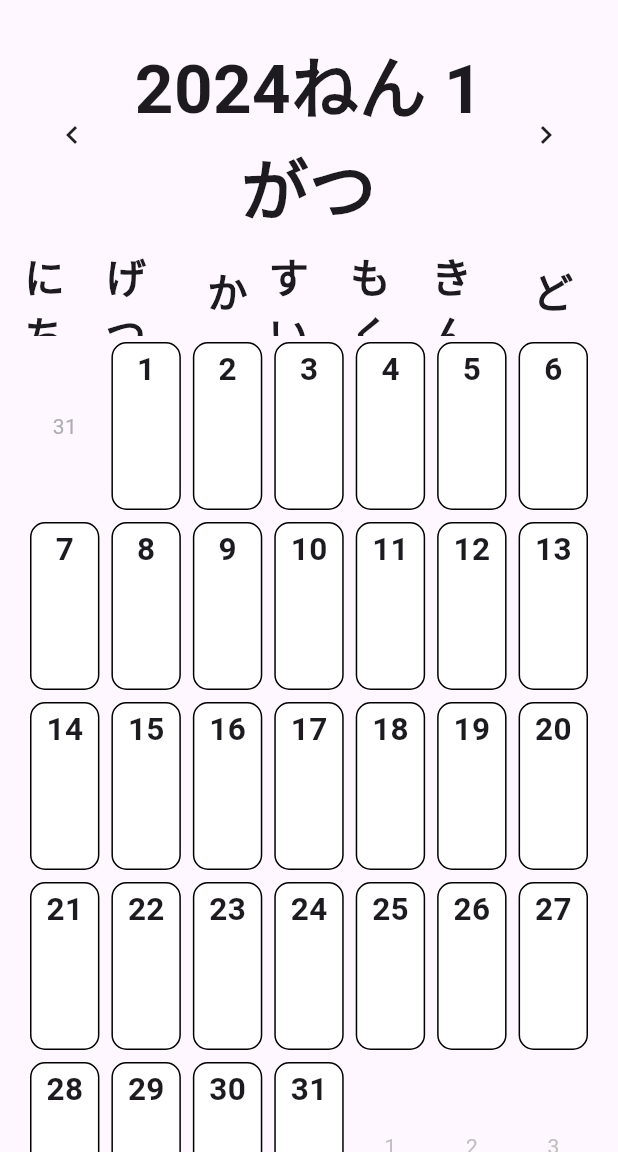
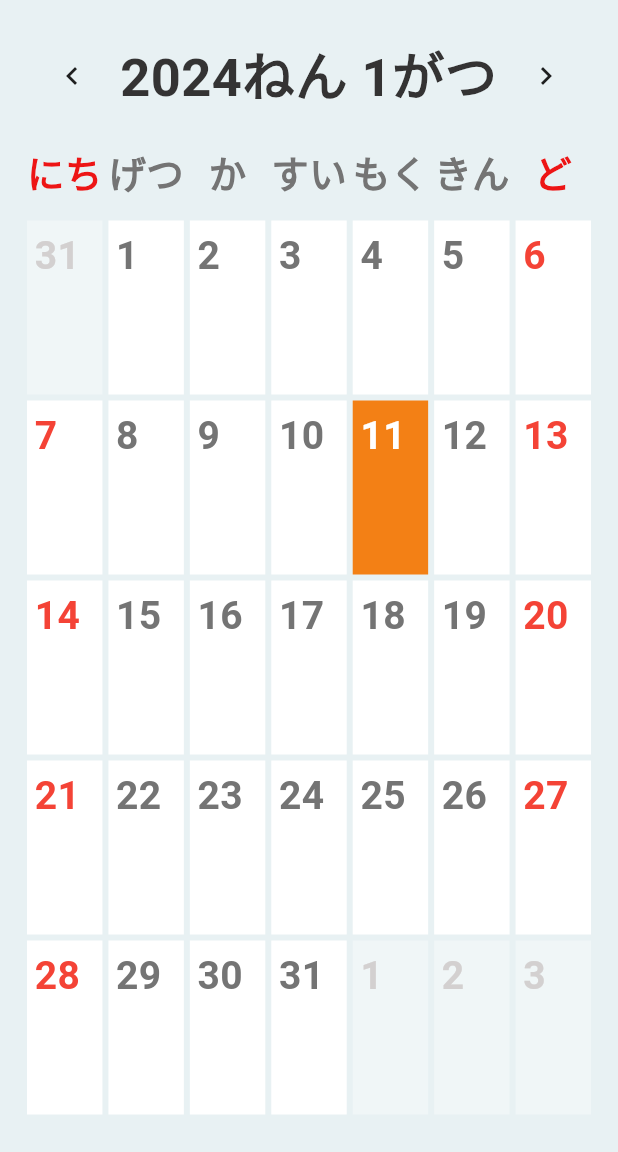
Before and after one commit to BTC5-team1-noside/Motta_student, a Flutter app: the CalendarPage screen opened directly with empty values, on a phone screen of 412 x 824 dp, the part 84-1236 px from its top. Run offline on Flutter 3.47's test engine with Material 3 defaults, Android fonts, the phone set to English and light mode, and no system bars; drawn by our look-alikes of table_calendar; our stand-ins replace audioplayers, device_preview, flutter_tts, just_audio, speech_to_text; network calls fail.

Commit message:
calenderのビジュアル調整

```diff
--- a/lib/screens/calendar_page.dart
+++ b/lib/screens/calendar_page.dart
@@ -48,7 +48,9 @@ class _CalendarPageState extends State<CalendarPage> {
         child: Consumer<CalendarModel>(builder: (context, model, snapshot) {
           return Scaffold(
             appBar: AppBarMotta(studentId: _studentId),
-            body: Center(
+            body: Container(
+              color: const Color.fromARGB(255, 232, 241, 243),
+              child: Center(
                 child: Column(
                   mainAxisAlignment: MainAxisAlignment.start,
                   children: [
@@ -57,12 +59,14 @@ class _CalendarPageState extends State<CalendarPage> {
                       child: TableCalendar<dynamic>(
                         daysOfWeekStyle: DaysOfWeekStyle(
                           weekdayStyle: const TextStyle(
-                          fontSize: 27,
+                            fontSize: 25,
                             fontWeight: FontWeight.w600,
+                            color: Color.fromARGB(255, 116, 116, 116),
                           ),
                           weekendStyle: const TextStyle(
-                          fontSize: 27,
+                            fontSize: 25,
                             fontWeight: FontWeight.w600,
+                            color: Color.fromARGB(255, 237, 21, 21),
                           ),
                           dowTextFormatter: (date, locale) {
                             switch (date.weekday) {
@@ -85,19 +89,21 @@ class _CalendarPageState extends State<CalendarPage> {
                             }
                           },
                         ),
-                      focusedDay: model.focusedDay,
-                      firstDay: model.firstDayOfMonth,
-                      lastDay: model.lastDayOfMonth,
+                        focusedDay: DateTime.now(),
+                        // focusedDay: DateTime(2024, 1, 10),
+                        firstDay: DateTime.utc(2022, 4, 1),
+                        lastDay: DateTime.utc(2025, 12, 31),
                         locale: Localizations.localeOf(context).languageCode,
                         rowHeight: 120,
                         daysOfWeekHeight: 60,
                         headerStyle: HeaderStyle(
                           titleTextStyle: const TextStyle(
-                          fontSize: 45,
+                              fontSize: 35,
                               fontWeight: FontWeight.w600,
-                        ),
+                              color: Color.fromARGB(255, 52, 51, 51)),
                           titleTextFormatter: (date, locale) {
-                          return DateFormat("yyyyねん Mがつ", locale).format(date);
+                            return DateFormat("yyyyねん Mがつ", locale)
+                                .format(date);
                           },
                           titleCentered: true,
                           formatButtonVisible: false,
@@ -106,24 +112,69 @@ class _CalendarPageState extends State<CalendarPage> {
                         ),
                         calendarStyle: const CalendarStyle(
                           defaultTextStyle: TextStyle(fontSize: 21),
-                        isTodayHighlighted: false,
+                          isTodayHighlighted: true,
                         ),
                         calendarBuilders: CalendarBuilders(
                           defaultBuilder: (context, date, events) {
                             return Container(
-                            margin: const EdgeInsets.all(4.0),
-                            padding: const EdgeInsets.all(2),
-                            alignment: Alignment.topCenter,
-                            decoration: BoxDecoration(
+                              margin: const EdgeInsets.all(2.0),
+                              alignment: Alignment.topLeft,
+                              decoration: const BoxDecoration(
                                 color: Colors.white,
-                              border: Border.all(width: 1),
-                              borderRadius: BorderRadius.circular(10.0),
                               ),
+                              child: Padding(
+                                padding: const EdgeInsets.only(left: 5, top: 5),
                                 child: Text(
                                   '${date.day}',
+                                  style: TextStyle(
+                                    fontSize: 26,
+                                    fontWeight: FontWeight.w600,
+                                    color:
+                                        date.weekday == 6 || date.weekday == 7
+                                            ? Colors.red
+                                            : const Color.fromARGB(
+                                                255, 116, 116, 116),
+                                  ),
+                                ),
+                              ),
+                            );
+                          },
+                          outsideBuilder: (context, day, focusedDay) {
+                            return Container(
+                              margin: const EdgeInsets.all(2.0),
+                              alignment: Alignment.topLeft,
+                              decoration: const BoxDecoration(
+                                color: Color.fromARGB(85, 255, 255, 255),
+                              ),
+                              child: Padding(
+                                padding: const EdgeInsets.only(left: 5, top: 5),
+                                child: Text(
+                                  '${day.day}',
                                   style: const TextStyle(
-                                fontSize: 21,
+                                    fontSize: 26,
                                     fontWeight: FontWeight.w600,
+                                    color: Color.fromARGB(255, 211, 208, 208),
+                                  ),
+                                ),
+                              ),
+                            );
+                          },
+                          todayBuilder: (context, day, focusedDay) {
+                            return Container(
+                              margin: const EdgeInsets.all(2.0),
+                              alignment: Alignment.topLeft,
+                              decoration: const BoxDecoration(
+                                color: Color.fromARGB(255, 243, 128, 21),
+                              ),
+                              child: Padding(
+                                padding: const EdgeInsets.only(left: 5, top: 5),
+                                child: Text(
+                                  '${day.day}',
+                                  style: const TextStyle(
+                                    fontSize: 26,
+                                    fontWeight: FontWeight.w600,
+                                    color: Color.fromARGB(255, 255, 255, 255),
+                                  ),
                                 ),
                               ),
                             );
@@ -165,6 +216,7 @@ class _CalendarPageState extends State<CalendarPage> {
                   ],
                 ),
               ),
+            ),
           );
         }),
       ),
--- a/lib/screens/student_login.dart
+++ b/lib/screens/student_login.dart
@@ -38,6 +38,7 @@ class LoginScreen extends StatelessWidget {
                   itemCount: data.length,
                   itemBuilder: (context, index) {
                     final el = data[index];
+                    debugPrint("$el");
                     return GestureDetector(
                       onTap: () {
                         // debugPrint("student_idは？${el["student_id"]}");
--- a/lib/widgets/apis.dart
+++ b/lib/widgets/apis.dart
@@ -110,6 +110,7 @@ Future<List<Map<String, dynamic>>> getStudents(DateTime? selectedDate) async {
     final List<Map<String, dynamic>> studentNames =
         List<Map<String, dynamic>>.from(
             data["studentsHistory"].map((student) => student));
+    debugPrint("$studentNames");
     return studentNames;
   } catch (error) {
     debugPrint("student_login line28:エラーです！");
```
Lines whose indentation alone changed are shown as unchanged.
